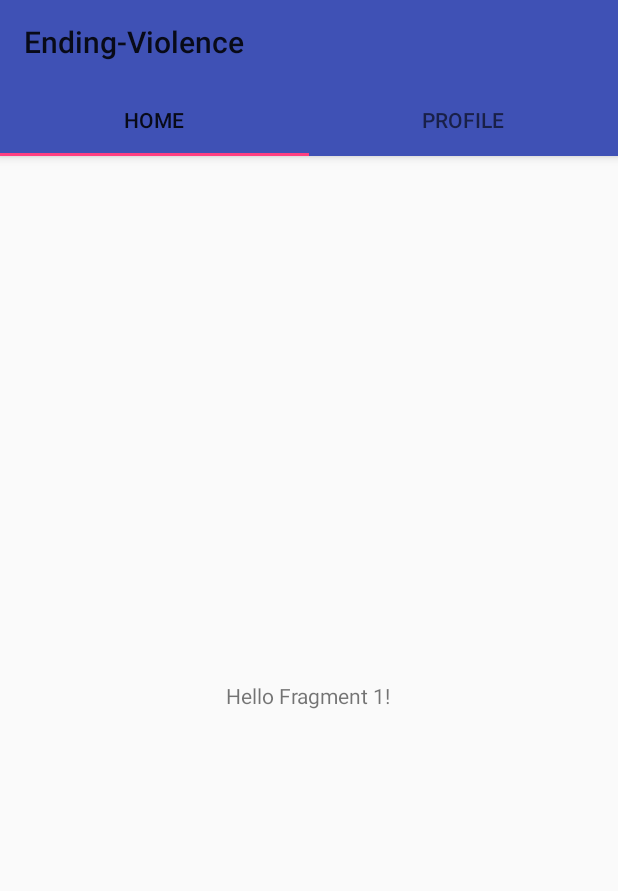
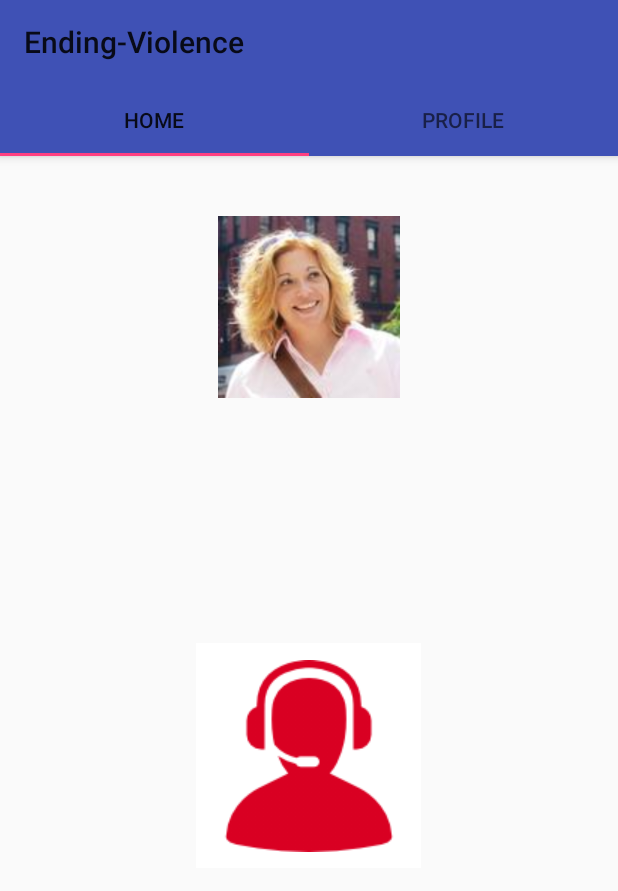
Before and after one commit to VaniDevs/Team8HeimdallrEndingViolenceAndroidApp, an Android app: the screen it shows after launch (HomeActivity), on a phone screen of 412 x 824 dp. Shown: the top 891 px of the screen. Run offline under Robolectric (Android 15) with nearby library versions, the phone set to English and light mode, and no system bars.

Commit message:
home page

```diff
--- a/mobile/src/main/java/ca/bcit/heimdallr/ending_violence/HomeActivity.java
+++ b/mobile/src/main/java/ca/bcit/heimdallr/ending_violence/HomeActivity.java
@@ -28,8 +28,7 @@ public class HomeActivity extends AppCompatActivity {
         // Setup the Tabs
         TabLayout tabLayout = (TabLayout) findViewById(R.id.tab_layout);
         // By using this method the tabs will be populated according to viewPager's count and
-        // with the name from the pagerAdapter getPageTitle()
-      //  tabLayout.setTabsFromPagerAdapter(pagerAdapter);
+
         // This method ensures that tab selection events update the ViewPager and page changes update the selected tab.
         tabLayout.setupWithViewPager(viewPager);
     }
--- a/mobile/src/main/res/layout/fragment_fragment1.xml
+++ b/mobile/src/main/res/layout/fragment_fragment1.xml
@@ -4,10 +4,22 @@
     android:layout_height="match_parent"
     tools:context="com.example.tabstutorial.Fragment1">
 
-    <TextView
-        android:layout_width="wrap_content"
-        android:layout_height="wrap_content"
-        android:layout_gravity="center"
-        android:text="Hello Fragment 1!" />
+    <ImageView
+        android:layout_width="121dp"
+        android:layout_height="121dp"
+        android:id="@+id/imageView"
+        android:layout_marginTop="40dp"
+        android:layout_gravity="center_horizontal|top"
+        android:src="@drawable/logo"/>
+
+    <ImageButton
+        android:layout_width="150dp"
+        android:layout_height="150dp"
+        android:background="#FFFFFF"
+        android:id="@+id/imageButton"
+        android:layout_marginTop="40dp"
+        android:src="@drawable/help"
+        android:layout_gravity="center" />
+
 
 </FrameLayout>
```
Also changed, not shown: mobile/src/main/res/drawable/help.png (added), mobile/src/main/res/drawable/logo.jpg (added).
